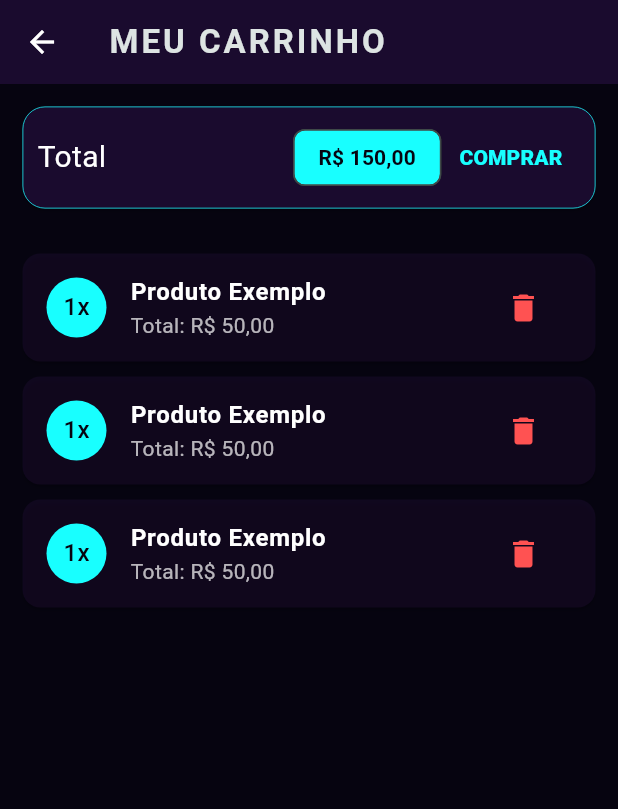
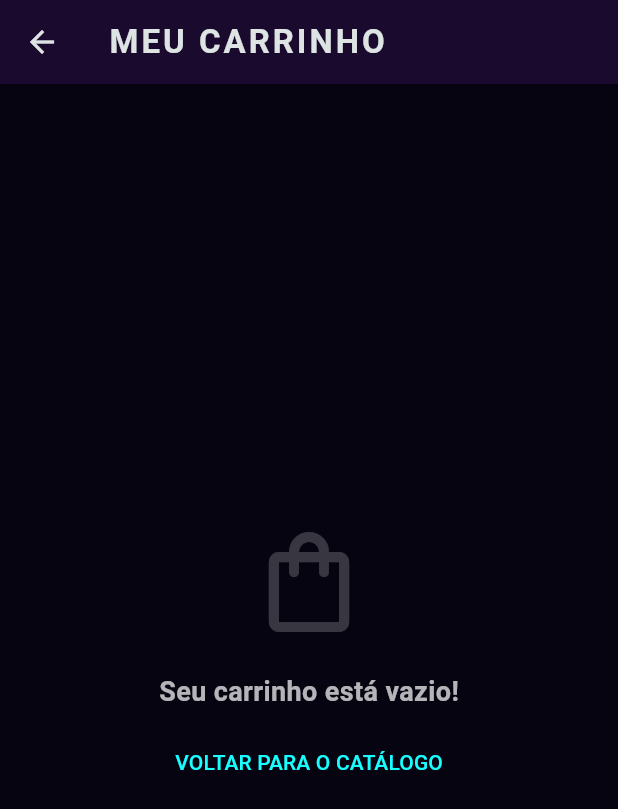
Before and after one commit to Rafaelrt90/catalog_flutter, a Flutter app: the screen it shows after launch, after a tap on the "shopping cart" icon, on a phone screen of 412 x 824 dp. Shown: the top 809 px of the screen. Run offline on Flutter 3.47's test engine with Material 3 defaults, Android fonts, the phone set to English and light mode, and no system bars; network calls fail.

Commit message:
feat: implement CartProvider, dynamic badge and empty state UI

```diff
--- a/lib/main.dart
+++ b/lib/main.dart
@@ -1,8 +1,15 @@
 import 'package:flutter/material.dart';
+import 'package:provider/provider.dart'; // Import essencial
 import 'screens/home_screen.dart';
+import './providers/cart.dart';
 
 void main() {
-  runApp(const MyApp());
+  runApp(
+    ChangeNotifierProvider(
+      create: (ctx) => Cart(),
+      child: const MyApp(),
+    ), // ChangeNotifierProvider
+  );
 }
 
 class MyApp extends StatelessWidget {
@@ -16,7 +23,6 @@ class MyApp extends StatelessWidget {
       theme: ThemeData(
         useMaterial3: true,
         scaffoldBackgroundColor: const Color(0xFF060410),
-        canvasColor: const Color(0xFF060410),
         colorScheme: ColorScheme.fromSeed(
           seedColor: Colors.cyanAccent,
           brightness: .dark, // Shorthand
--- a/lib/providers/cart.dart
+++ b/lib/providers/cart.dart
@@ -62,6 +62,11 @@ class Cart with ChangeNotifier {
     notifyListeners(); // Isso faz o Badge e o Carrinho atualizarem!
   }
 
+  void removeItem(String productId) {
+  _items.remove(productId);
+  notifyListeners(); // Notifica a UI para atualizar a lista e o total
+  }
+
   void clear() {
     _items = {};
     notifyListeners();
--- a/lib/screens/cart_screen.dart
+++ b/lib/screens/cart_screen.dart
@@ -1,11 +1,16 @@
 import 'package:flutter/material.dart';
-import '../models/product.dart'; // Importando seu model
+import 'package:provider/provider.dart';
+import '../providers/cart.dart';
 
 class CartScreen extends StatelessWidget {
   const CartScreen({super.key});
 
   @override
   Widget build(BuildContext context) {
+    // Escutando as mudanças no carrinho
+    final cart = Provider.of<Cart>(context);
+    final cartItems = cart.items.values.toList(); // Converte o Map para List
+
     return Scaffold(
       backgroundColor: const Color(0xFF060410),
       appBar: AppBar(
@@ -14,11 +19,43 @@ class CartScreen extends StatelessWidget {
           style: TextStyle(letterSpacing: 2, fontWeight: .bold),
         ), // Text
         backgroundColor: const Color(0xFF1A0B2E),
-        iconTheme: const IconThemeData(color: Colors.white),
       ), // AppBar
-      body: Column(
+      body:  cart.itemCount == 0
+    ? Center(
+        child: Column(
+          mainAxisAlignment: .center, // Shorthand
+          children: [
+            Icon(
+              Icons.shopping_bag_outlined,
+              size: 80,
+              color: Colors.white.withValues(alpha: 0.2), // Sem withOpacity
+            ), // Icon
+            const SizedBox(height: 20),
+            const Text(
+              'Seu carrinho está vazio!',
+              style: TextStyle(
+                color: Colors.white70,
+                fontSize: 18,
+                fontWeight: .bold,
+              ), // TextStyle
+            ), // Text
+            const SizedBox(height: 10),
+            TextButton(
+              onPressed: () => Navigator.of(context).pop(),
+              child: const Text(
+                'VOLTAR PARA O CATÁLOGO',
+                style: TextStyle(color: Colors.cyanAccent),
+              ), // Text
+            ), // TextButton
+          ], // children
+        ), // Column
+      ) // Center
+    :
+
+
+      Column(
         children: [
-          // Card de Totalizador
+          // Card de Totalizador Dinâmico
           Card(
             margin: const EdgeInsets.all(15),
             color: const Color(0xFF1A0B2E),
@@ -27,9 +64,8 @@ class CartScreen extends StatelessWidget {
               side: const BorderSide(color: Colors.cyanAccent, width: 0.5),
             ), // RoundedRectangleBorder
             child: Padding(
-              padding: const EdgeInsets.all(10),
+              padding: const EdgeInsets.all(15),
               child: Row(
-                mainAxisAlignment: .spaceBetween,
                 children: [
                   const Text(
                     'Total',
@@ -37,68 +73,106 @@ class CartScreen extends StatelessWidget {
                   ), // Text
                   const Spacer(),
                   Chip(
-                    label: const Text(
-                      'R\$ 150,00', // Aqui depois entrará a lógica do Provider
-                      style: TextStyle(color: Color(0xFF060410), fontWeight: .bold),
+                    label: Text(
+                      'R\$ ${cart.totalAmount.toStringAsFixed(2)}',
+                      style: const TextStyle(
+                        color: Color(0xFF060410),
+                        fontWeight: .bold,
+                      ), // TextStyle
                     ), // Text
                     backgroundColor: Colors.cyanAccent,
                   ), // Chip
-                  TextButton(
-                    onPressed: () {
-                      // Lógica de checkout
-                    },
-                    child: const Text(
-                      'COMPRAR',
-                      style: TextStyle(color: Colors.cyanAccent, fontWeight: .w900),
-                    ), // Text
-                  ), // TextButton
                 ], // children
               ), // Row
             ), // Padding
           ), // Card
-
-          const SizedBox(height: 10),
-
-          // Lista de Itens do Carrinho
+          // Lista Real de Itens
           Expanded(
             child: ListView.builder(
-              itemCount: 3, // Mock de exemplo
-              itemBuilder: (ctx, i) => _buildCartItem(),
+              itemCount: cart.itemCount,
+              itemBuilder: (ctx, i) => _CartItemWidget(cartItems[i]),
             ), // ListView.builder
           ), // Expanded
         ], // children
       ), // Column
     ); // Scaffold
   }
+}
 
-  Widget _buildCartItem() {
+// Widget auxiliar para cada item do carrinho
+class _CartItemWidget extends StatelessWidget {
+  final CartItem item;
+  const _CartItemWidget(this.item);
+
+  @override
+  Widget build(BuildContext context) {
     return Card(
       margin: const EdgeInsets.symmetric(horizontal: 15, vertical: 5),
-      color: const Color(0xFF1A0B2E).withValues(alpha: 0.5),
+      color: const Color(0xFF1A0B2E),
       child: ListTile(
-        leading: const CircleAvatar(
+        leading: CircleAvatar(
           backgroundColor: Colors.cyanAccent,
           child: Padding(
-            padding: EdgeInsets.all(5),
+            padding: const EdgeInsets.all(5),
             child: FittedBox(
-              child: Text('1x', style: TextStyle(color: Color(0xFF060410))),
+              child: Text(
+                '${item.quantity}x',
+                style: const TextStyle(
+                  color: Color(0xFF060410),
+                  fontWeight: .bold,
+                ),
+              ), // Text
             ), // FittedBox
           ), // Padding
         ), // CircleAvatar
-        title: const Text(
-          'Produto Exemplo',
-          style: TextStyle(color: Colors.white, fontWeight: .bold),
+        title: Text(
+          item.title,
+          style: const TextStyle(color: Colors.white, fontWeight: .bold),
         ), // Text
-        subtitle: const Text(
-          'Total: R\$ 50,00',
-          style: TextStyle(color: Colors.white70),
+        subtitle: Text(
+          'R\$ ${(item.price * item.quantity).toStringAsFixed(2)}',
+          style: const TextStyle(color: Colors.white70),
         ), // Text
         trailing: IconButton(
-          icon: const Icon(Icons.delete, color: Colors.redAccent),
+          icon: const Icon(Icons.delete_outline, color: Colors.redAccent),
           onPressed: () {
-            // Lógica para remover item
+            // Exibe um diálogo de confirmação (Boa prática de UX!)
+            showDialog(
+              context: context,
+              builder: (ctx) => AlertDialog(
+                backgroundColor: const Color(0xFF1A0B2E),
+                title: const Text(
+                  'Remover Item',
+                  style: TextStyle(color: Colors.white),
+                ),
+                content: const Text('Deseja retirar este produto do carrinho?'),
+                actions: [
+                  TextButton(
+                    onPressed: () => Navigator.of(ctx).pop(),
+                    child: const Text(
+                      'NÃO',
+                      style: TextStyle(color: Colors.cyanAccent),
+                    ),
+                  ), // TextButton
+                  TextButton(
+                    onPressed: () {
+                      // Chama a remoção no Provider usando o productId
+                      Provider.of<Cart>(
+                        context,
+                        listen: false,
+                      ).removeItem(item.productId);
+                      Navigator.of(ctx).pop();
+                    },
+                    child: const Text(
+                      'SIM',
+                      style: TextStyle(color: Colors.redAccent),
+                    ),
+                  ), // TextButton
+                ], // actions
+              ), // AlertDialog
+            ); // showDialog
           },
-        ), // IconButton
+        ), // IconButton,
       ), // ListTile
     ); // Card
   }
--- a/lib/screens/home_screen.dart
+++ b/lib/screens/home_screen.dart
@@ -3,12 +3,20 @@ import 'package:flutter/material.dart';
 import '../data/dummy_data.dart';
 import '../widgets/product_item.dart';
 import 'cart_screen.dart'; // Importe a tela que criamos
+import 'package:provider/provider.dart';
+import '../providers/cart.dart';
+
+
+// Import essencial
 
 class HomeScreen extends StatelessWidget {
   const HomeScreen({super.key});
 
+
+
   @override
   Widget build(BuildContext context) {
+    final cart = Provider.of<Cart>(context);
     return Scaffold(
       // O FloatingActionButton fica aqui, como você começou a fazer
       floatingActionButton: Stack(
@@ -46,8 +54,8 @@ class HomeScreen extends StatelessWidget {
           minWidth: 18,
           minHeight: 18,
         ), // BoxConstraints
-        child: const Text(
-          '2', // Aqui depois colocaremos: cart.itemCount.toString()
+        child: Text(
+          cart.itemCount.toString(), // Aqui depois colocaremos: cart.itemCount.toString()
           style: TextStyle(
             color: Colors.white,
             fontSize: 10,
--- a/lib/screens/product_detail_screen.dart
+++ b/lib/screens/product_detail_screen.dart
@@ -1,5 +1,7 @@
 import 'package:flutter/material.dart';
+import 'package:provider/provider.dart';
 import '../models/product.dart';
+import '../providers/cart.dart';
 
 class ProductDetailScreen extends StatefulWidget {
   final Product product;
@@ -15,6 +17,7 @@ class _ProductDetailScreenState extends State<ProductDetailScreen> {
 
   @override
   Widget build(BuildContext context) {
+    final cart = Provider.of<Cart>(context, listen: false);
     return Scaffold(
       backgroundColor: const Color(0xFF060410),
       extendBodyBehindAppBar: true,
@@ -193,6 +196,7 @@ class _ProductDetailScreenState extends State<ProductDetailScreen> {
                       ), // BoxDecoration
                       child: ElevatedButton(
                         onPressed: () {
+                          cart.addItem(widget.product, _quantity);
                           ScaffoldMessenger.of(context).removeCurrentSnackBar();  // Remove a SnackBar atual, se houver
 
                           ScaffoldMessenger.of(context).showSnackBar(
```
